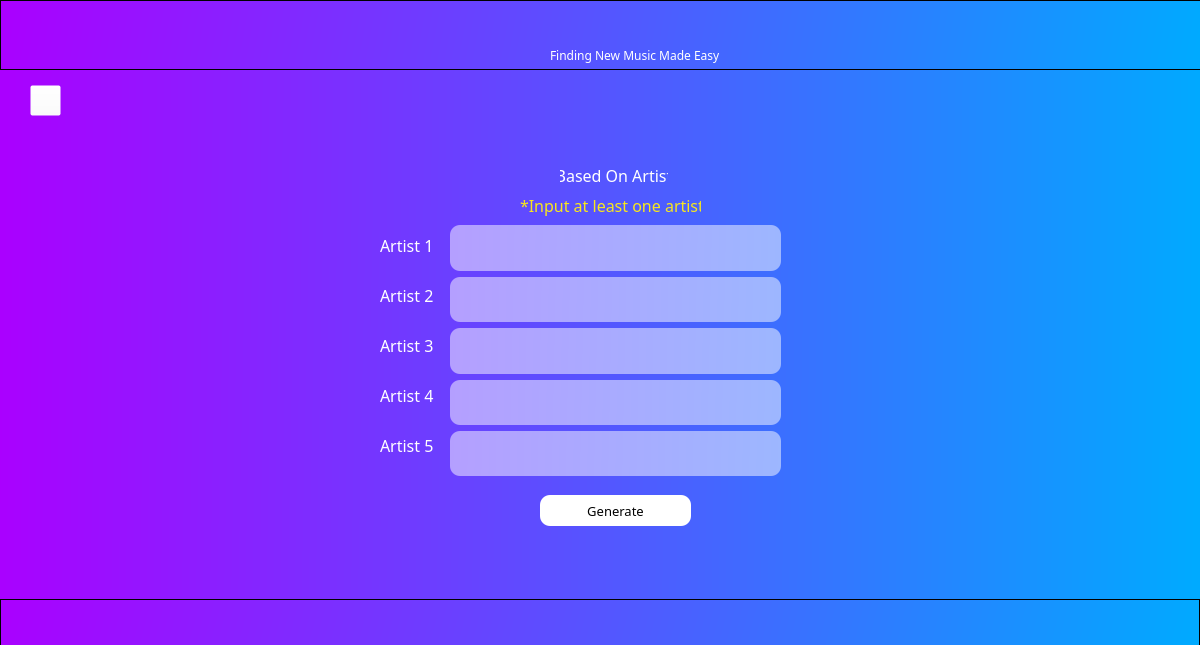
The window that vs.ui (AzallazA/VibeShare) describes before a commit, drawn with Qt 5.
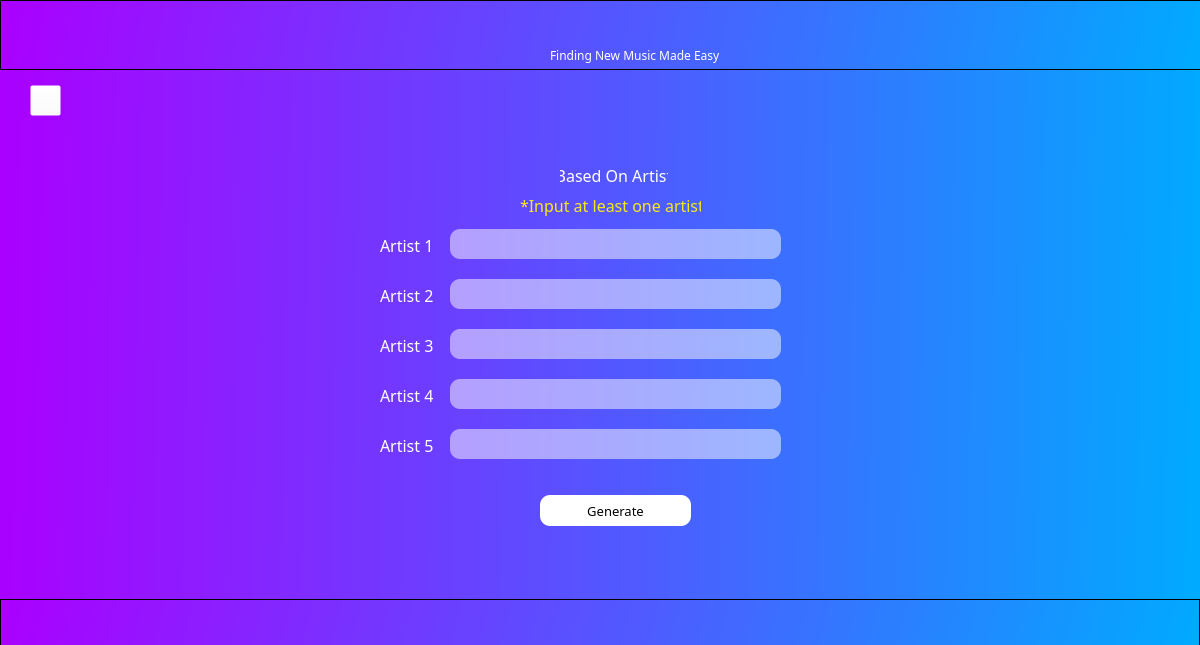
The same window after the commit. Icons and pictures are not drawn.

Commit message: (working) Artist Input to Text

```diff
--- a/vs.ui
+++ b/vs.ui
@@ -982,9 +982,9 @@
          <property name="geometry">
           <rect>
            <x>430</x>
-           <y>140</y>
+           <y>130</y>
            <width>351</width>
-           <height>271</height>
+           <height>281</height>
           </rect>
          </property>
          <property name="frameShape">
@@ -995,57 +995,62 @@
          </property>
          <layout class="QVBoxLayout" name="verticalLayout">
           <item>
-           <widget class="QTextEdit" name="artist1">
+           <widget class="QLineEdit" name="artist1_txtbox">
             <property name="styleSheet">
              <string notr="true">background-color: rgba(255, 255, 255, 0.5);
 border-radius: 10px;
 border-style: none;
 color: white;
-font-size: 12pt;</string>
+font-size: 12pt;
+height: 30px;</string>
             </property>
            </widget>
           </item>
           <item>
-           <widget class="QTextEdit" name="artist2">
+           <widget class="QLineEdit" name="artist2_txtbox">
             <property name="styleSheet">
              <string notr="true">background-color: rgba(255, 255, 255, 0.5);
 border-radius: 10px;
 border-style: none;
 color: white;
-font-size: 12pt;</string>
+font-size: 12pt;
+height: 30px;</string>
             </property>
            </widget>
           </item>
           <item>
-           <widget class="QTextEdit" name="artist3">
+           <widget class="QLineEdit" name="artist3_txtbox">
             <property name="styleSheet">
              <string notr="true">background-color: rgba(255, 255, 255, 0.5);
 border-radius: 10px;
 border-style: none;
 color: white;
-font-size: 12pt;</string>
+font-size: 12pt;
+height: 30px;</string>
             </property>
            </widget>
           </item>
           <item>
-           <widget class="QTextEdit" name="artist4">
+           <widget class="QLineEdit" name="artist4_txtbox">
             <property name="styleSheet">
              <string notr="true">background-color: rgba(255, 255, 255, 0.5);
 border-radius: 10px;
 border-style: none;
 color: white;
-font-size: 12pt;</string>
+font-size: 12pt;
+height: 30px;</string>
             </property>
            </widget>
           </item>
           <item>
-           <widget class="QTextEdit" name="artist5">
+           <widget class="QLineEdit" name="artist5_txtbox">
             <property name="styleSheet">
              <string notr="true">background-color: rgba(255, 255, 255, 0.5);
 border-radius: 10px;
 border-style: none;
 color: white;
-font-size: 12pt;</string>
+font-size: 12pt;
+height: 30px;</string>
             </property>
            </widget>
           </item>
```
Left out of the diff: 3 changed lines with no effect on the pictures. The commit also changes 2 other files.
